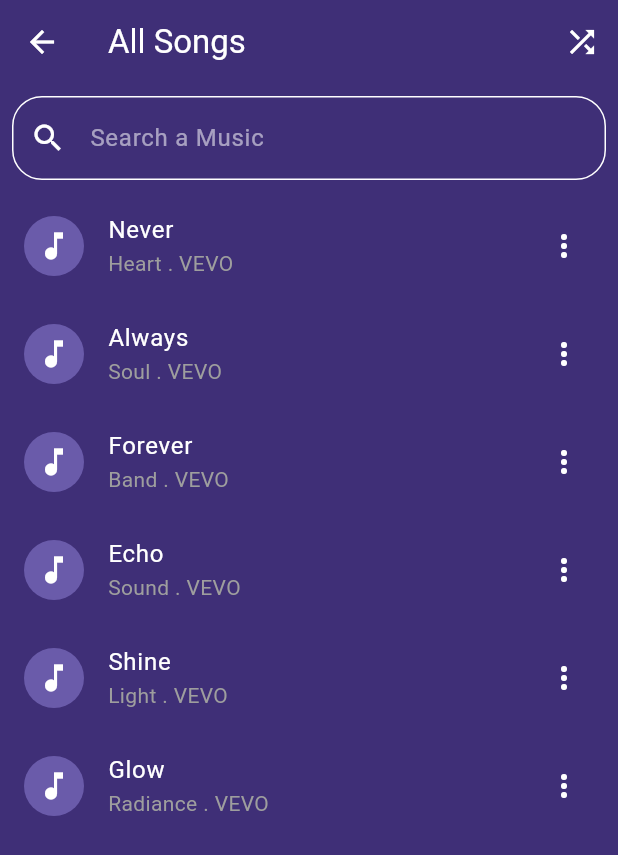
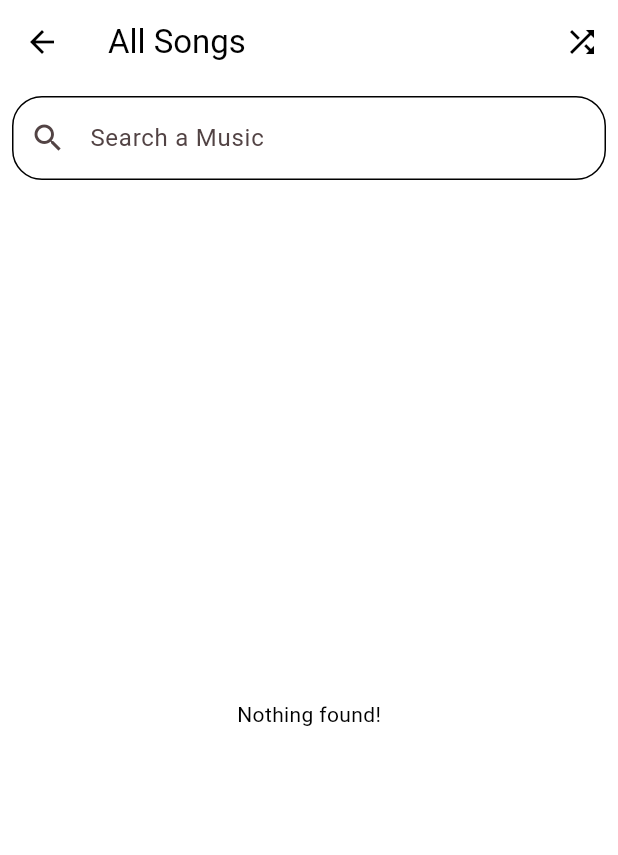
Before and after one commit to jeslin-github/musicfy, a Flutter app: the LibraryScreen screen opened directly, on a phone screen of 412 x 824 dp. Shown: the top 855 px of the screen. Run offline on Flutter 3.47's test engine with Material 3 defaults, Android fonts, the light colour scheme and no system bars; our stand-ins replace hive, hive_flutter, just_audio, on_audio_query, permission_handler, shared_preferences; missing offline and left inert: emojis, marquee_text; accounts and stored records are empty.

Commit message:
song fetched and displayed in library

```diff
--- a/lib/features/library/view/library_screen.dart
+++ b/lib/features/library/view/library_screen.dart
@@ -1,51 +1,35 @@
 import 'package:flutter/material.dart';
-
-// class LibraryScreen extends StatelessWidget {
-//   const LibraryScreen({super.key});
-
-//   @override
-//   Widget build(BuildContext context) {
-//     return Scaffold(
-//       body: Container(
-//         child: Center(child: Text("library ")),
-//       ),
-//     );
-//   }
-// }
-
-
-
+import 'package:simphony/common/model/musicfy_song_model.dart';
+import 'package:simphony/features/library/logic/library_functions.dart';
+import 'song_card.dart';
 
 
 class LibraryScreen extends StatelessWidget {
-  final List<Map<String, String>> songs = [
-    {'title': 'Never', 'artist': 'Heart . VEVO'},
-    {'title': 'Always', 'artist': 'Soul . VEVO'},
-    {'title': 'Forever', 'artist': 'Band . VEVO'},
-    {'title': 'Echo', 'artist': 'Sound . VEVO'},
-    {'title': 'Shine', 'artist': 'Light . VEVO'},
-    {'title': 'Glow', 'artist': 'Radiance . VEVO'},
-  ];
+  const LibraryScreen({super.key});
+
+
 
   @override
   Widget build(BuildContext context) {
     return Scaffold(
       appBar: AppBar(
-        backgroundColor:const Color(0xFF3F2F77),
         leading: IconButton(
-          icon: const Icon(Icons.arrow_back, color: Colors.white), // White back arrow
+          icon: const Icon(
+            Icons.arrow_back,
+          ), // White back arrow
           onPressed: () {
             Navigator.pop(context); // Go back to the previous screen
           },
         ),
         title: const Text(
           'All Songs',
-          style: TextStyle(color: Colors.white), // White title
+          // White title
         ),
         actions: [
           IconButton(
-            icon:
-                const Icon(Icons.shuffle, color: Colors.white), // White shuffle icon
+            icon: const Icon(
+              Icons.shuffle,
+            ), // White shuffle icon
             onPressed: () {
               // Shuffle action
             },
@@ -57,56 +41,48 @@ class LibraryScreen extends StatelessWidget {
           Padding(
             padding: const EdgeInsets.all(8.0),
             child: TextField(
-              style: const TextStyle(color: Colors.white), // White text for input
+              // White text for input
               decoration: InputDecoration(
                 hintText: 'Search a Music',
-                hintStyle: const TextStyle(color: Colors.white54), // White hint text
-                prefixIcon:
-                    const Icon(Icons.search, color: Colors.white), // White icon
+                // White hint text
+                prefixIcon: const Icon(
+                  Icons.search,
+                ), // White icon
                 border: OutlineInputBorder(
-                  borderRadius: BorderRadius.circular(20),
+                  borderRadius:
+                      BorderRadius.circular(20), //todo change text field design
                 ),
                 enabledBorder: OutlineInputBorder(
                   borderRadius: BorderRadius.circular(20),
-                  borderSide: const BorderSide(color: Colors.white), // White border
+                  // White border
                 ),
                 focusedBorder: OutlineInputBorder(
                   borderRadius: BorderRadius.circular(20),
-                  borderSide: const BorderSide(color: Colors.white), // White border
+                  // White border
                 ),
               ),
             ),
           ),
           Expanded(
-            child: ListView.builder(
-              itemCount: songs.length,
-              itemBuilder: (context, index) {
-                return GestureDetector(
-                  child: ListTile(
-                    leading: const CircleAvatar(
-                      backgroundColor: Color(0xFF6A5BAA),
-                      child: Icon(Icons.music_note, color: Colors.white),
-                    ),
-                    title: Text(
-                      songs[index]['title']!,
-                      style: const TextStyle(color: Colors.white),
-                    ),
-                    subtitle: Text(
-                      songs[index]['artist']!,
-                      style: const TextStyle(color: Colors.grey),
-                    ),
-                    trailing: const Icon(Icons.more_vert, color: Colors.white),
-                    onTap: () {
-                      // Navigate to now playing or details
+            child: ValueListenableBuilder<List<MusicfySongModel>>(
+                valueListenable: songsListNotifier,
+                builder: (BuildContext ctx, List<MusicfySongModel> songs, _) {
+                   if (songs.isEmpty) {
+                      return const Center(child: Text("Nothing found!"));
+                    }
+                  return ListView.builder(
+                    itemCount: songs.length,
+                    itemBuilder: (context, index) {
+                      final song = songs[index];
+                      return GestureDetector(
+                        child: SongCard(song: song),
+                      );
                     },
-                  ),
-                );
-              },
-            ),
+                  );
+                }),
           ),
         ],
       ),
-      backgroundColor:  const Color(0xFF3F2F77),
     );
   }
 }
--- a/pubspec.yaml
+++ b/pubspec.yaml
@@ -44,6 +44,7 @@ dependencies:
   hive: ^2.2.3
   hive_generator: ^2.0.1
   hive_flutter: ^1.1.0
+  marquee_text: ^2.5.0+1
 
 dev_dependencies:
   flutter_test:
```
Also changed, not shown: lib/common/scrolling_name.dart (added, +28 -0 lines), lib/features/library/view/song_card.dart (added, +44 -0 lines), lib/features/settings/view/settings.dart (+30 -41 lines), lib/features/splash/splash.dart (+16 -8 lines), pubspec.lock.
